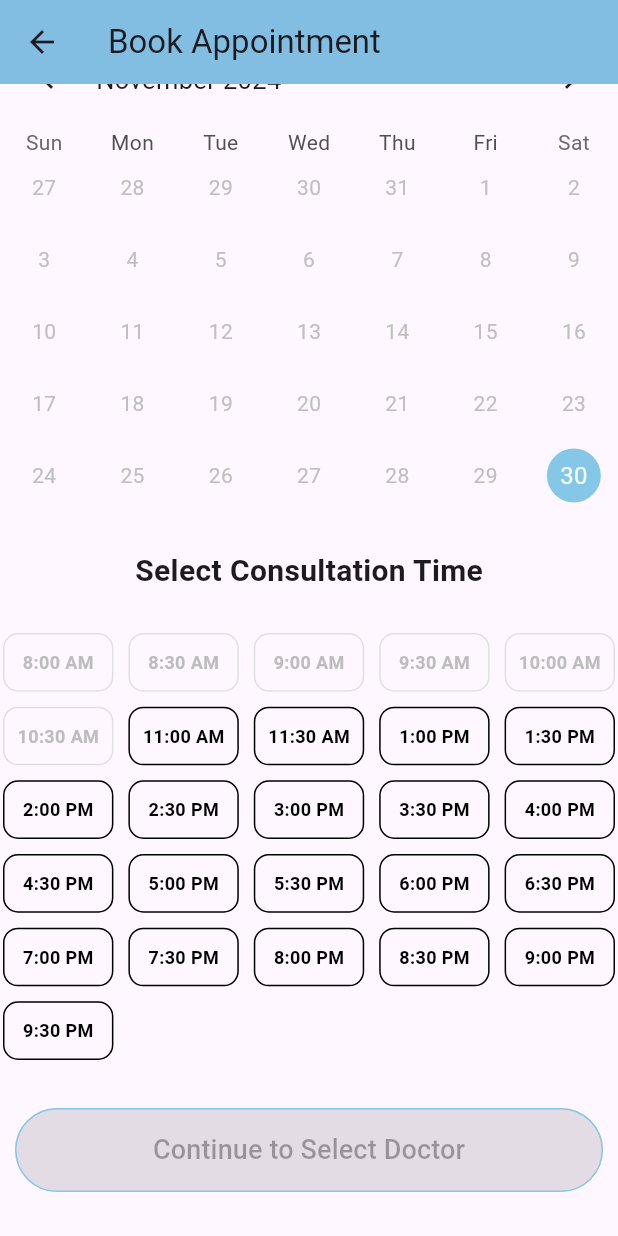
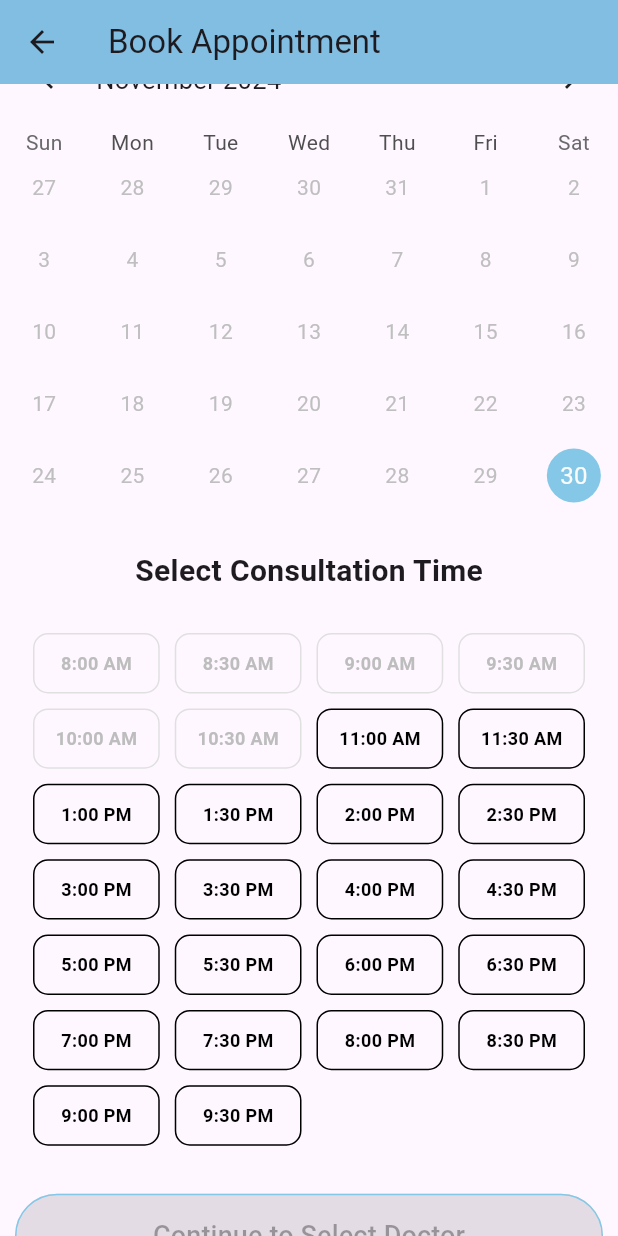
Before and after one commit to NickolasChen04/easyPKU, a Flutter app: the BookingPage screen opened by its route, scrolled down 35 dp, on a phone screen of 412 x 824 dp. Run offline on Flutter 3.47's test engine with Material 3 defaults, Android fonts, the phone set to English and light mode, and no system bars; drawn by our look-alikes of table_calendar; our stand-ins replace cloud_firestore, firebase_auth, firebase_core, font_awesome_flutter, google_nav_bar, google_sign_in and 1 more; missing offline and left inert: pay; accounts and stored records are empty.

Commit message:
add padding to both sides of the booking time

```diff
--- a/lib/pages/booking_page.dart
+++ b/lib/pages/booking_page.dart
@@ -248,7 +248,9 @@ class _BookingPageState extends State<BookingPage> {
                         ),
                       ),
                     )
-                  : SliverGrid(
+                  : SliverPadding(
+                      padding: const EdgeInsets.symmetric(horizontal: 20), // Add padding on both sides
+                      sliver: SliverGrid(
                         delegate: SliverChildBuilderDelegate(
                           (context, index) {
                             final bool isAvailable = isTimeSlotAvailable(timeSlots[index]);
@@ -265,7 +267,7 @@ class _BookingPageState extends State<BookingPage> {
                               child: Container(
                                 margin: const EdgeInsets.all(2),
                                 padding: const EdgeInsets.symmetric(
-                                  horizontal: 4, vertical: 2),
+                                    horizontal: 10, vertical: 2),
                                 decoration: BoxDecoration(
                                   border: Border.all(
                                     color: _currentIndex == index
@@ -298,10 +300,11 @@ class _BookingPageState extends State<BookingPage> {
                           childCount: timeSlots.length,
                         ),
                         gridDelegate: const SliverGridDelegateWithFixedCrossAxisCount(
-                        crossAxisCount: 5,
-                        childAspectRatio: 1.8,
+                          crossAxisCount: 4,
+                          childAspectRatio: 2.0,
                           mainAxisSpacing: 6,
                           crossAxisSpacing: 6,
+                        ),
                       ),
                     ),
               SliverToBoxAdapter(
```
Also changed, not shown: 7 other files. Lines whose indentation alone changed are shown as unchanged.
